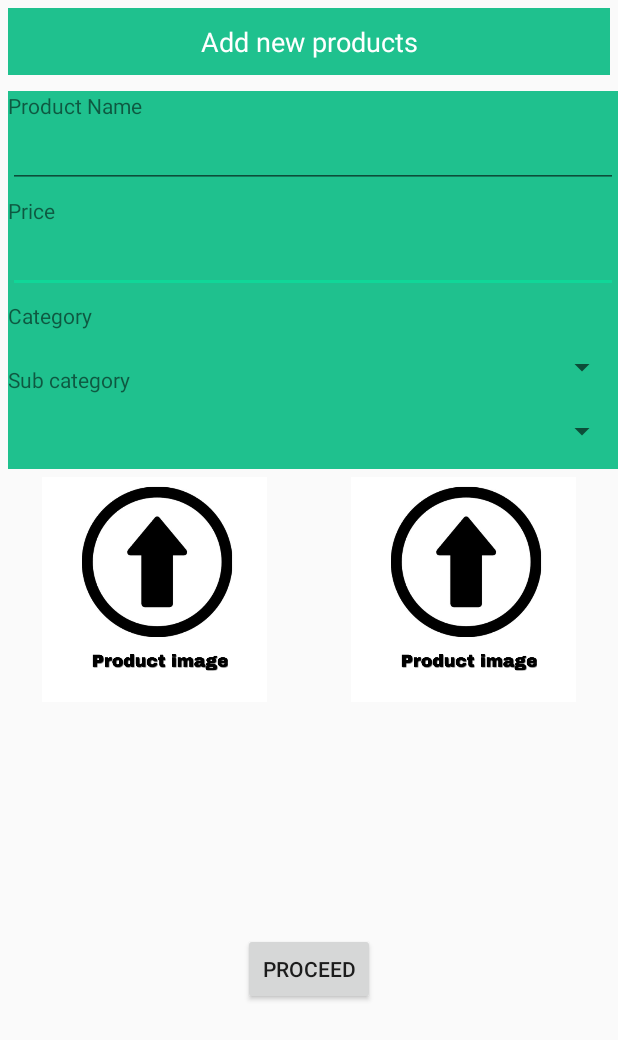
After one commit to mentordevteam/Mentor_Application, an Android app: the layout add_product.xml on its own in the app's theme, with its tools: preview values and no code run, on a phone screen of 412 x 824 dp. The commit adds this screen. Shown: the top 1040 px of the screen. Run offline under Robolectric (Android 15) with nearby library versions, the phone set to English and light mode, and no system bars; network calls fail.

Commit message:
11:11 PM 04/01;2017

```diff
--- a/app/src/main/AndroidManifest.xml
+++ b/app/src/main/AndroidManifest.xml
@@ -8,7 +8,7 @@
 
     <application
         android:allowBackup="true"
-        android:icon="@mipmap/logo_face"
+        android:icon="@mipmap/ic_launcher"
         android:label="@string/app_name"
         android:supportsRtl="true"
         android:theme="@style/AppTheme"
--- a/app/src/main/java/com/mentor/mentor/Fragment_seller_add_product.java
+++ b/app/src/main/java/com/mentor/mentor/Fragment_seller_add_product.java
@@ -23,7 +23,7 @@ public class Fragment_seller_add_product extends Fragment {
     public View onCreateView(LayoutInflater inflater, ViewGroup container,
                              Bundle savedInstanceState) {
         // Inflate the layout for this fragment
-        return inflater.inflate(R.layout.fragment_seller_add_product, container, false);
+        return inflater.inflate(R.layout.add_product, container, false);
     }
 
 }
--- /dev/null
+++ b/app/src/main/res/layout/add_product.xml
@@ -0,0 +1,193 @@
+<?xml version="1.0" encoding="utf-8"?>
+<RelativeLayout xmlns:android="http://schemas.android.com/apk/res/android"
+    xmlns:app="http://schemas.android.com/apk/res-auto"
+    xmlns:tools="http://schemas.android.com/tools"
+    android:orientation="vertical"
+    android:layout_width="match_parent"
+    android:layout_height="match_parent">
+
+    <TextView
+        android:text="@string/add_new_products"
+        android:layout_width="match_parent"
+        android:layout_height="wrap_content"
+        android:layout_alignParentTop="true"
+        android:layout_alignParentLeft="true"
+        android:layout_alignParentStart="true"
+        android:id="@+id/textView"
+        android:layout_alignParentRight="true"
+        android:layout_alignParentEnd="true"
+        android:textAppearance="@android:style/TextAppearance.Widget.TextView"
+        android:layout_margin="5sp"
+        android:padding="10sp"
+        android:background="@color/colorPrimary"
+        android:textSize="18sp"
+        android:textColor="@android:color/white"
+        android:textAlignment="center" />
+
+    <RelativeLayout
+        android:layout_width="match_parent"
+        android:layout_height="wrap_content"
+        android:layout_below="@+id/textView"
+        android:layout_alignLeft="@+id/textView"
+        android:layout_alignStart="@+id/textView"
+        android:id="@+id/layout_add_product_main"
+        android:layout_marginTop="5sp"
+        android:background="@color/colorPrimary">
+
+        <LinearLayout
+            android:orientation="vertical"
+            android:layout_width="match_parent"
+            android:layout_height="wrap_content"
+            android:layout_below="@+id/layout_add_product_name"
+            android:layout_alignParentLeft="true"
+            android:layout_alignParentStart="true"
+            android:id="@+id/layout_add_product_price">
+
+            <TextView
+                android:text="@string/price"
+                android:layout_width="match_parent"
+                android:layout_height="wrap_content"
+                android:id="@+id/textView6"
+                android:layout_marginTop="5sp" />
+
+            <EditText
+                android:layout_width="match_parent"
+                android:layout_height="wrap_content"
+                android:inputType="numberSigned"
+                android:ems="10"
+                android:id="@+id/editText3" />
+        </LinearLayout>
+
+        <LinearLayout
+            android:orientation="vertical"
+            android:layout_width="match_parent"
+            android:layout_height="wrap_content"
+            android:id="@+id/layout_add_product_name">
+
+            <TextView
+                android:text="@string/product_name"
+                android:layout_width="match_parent"
+                android:layout_height="wrap_content"
+                android:id="@+id/textView4"
+                android:layout_weight="1" />
+
+            <EditText
+                android:layout_width="match_parent"
+                android:layout_height="wrap_content"
+                android:inputType="textPersonName"
+                android:ems="10"
+                android:id="@+id/editText2"
+                android:layout_weight="2" />
+
+        </LinearLayout>
+
+        <LinearLayout
+            android:orientation="vertical"
+            android:layout_width="match_parent"
+            android:layout_height="wrap_content"
+            android:layout_below="@+id/layout_add_product_price"
+            android:layout_alignParentLeft="true"
+            android:layout_alignParentStart="true"
+            android:weightSum="1"
+            android:id="@+id/layout_add_product_category">
+
+            <TextView
+                android:text="@string/category"
+                android:layout_width="match_parent"
+                android:layout_height="wrap_content"
+                android:id="@+id/textView7"
+                android:layout_marginTop="5sp" />
+
+            <Spinner
+                android:layout_width="match_parent"
+                android:layout_height="50dp"
+                android:id="@+id/spinner" />
+        </LinearLayout>
+
+        <LinearLayout
+            android:orientation="vertical"
+            android:layout_width="match_parent"
+            android:layout_height="wrap_content"
+            android:layout_below="@+id/textView"
+            android:layout_marginTop="177dp"
+            android:layout_alignParentLeft="true"
+            android:layout_alignParentStart="true"
+            android:id="@+id/layour_add_product_sub_category">
+
+            <TextView
+                android:text="@string/sub_category"
+                android:layout_width="match_parent"
+                android:layout_height="wrap_content"
+                android:id="@+id/textView8"
+                android:layout_marginTop="5sp" />
+
+            <Spinner
+                android:layout_width="match_parent"
+                android:layout_height="50sp"
+                android:id="@+id/spinner2" />
+        </LinearLayout>
+
+    </RelativeLayout>
+
+    <LinearLayout
+        android:orientation="horizontal"
+        android:layout_width="match_parent"
+        android:layout_height="wrap_content"
+        android:layout_alignParentLeft="true"
+        android:layout_alignParentStart="true"
+        android:layout_below="@+id/layout_add_product_main"
+        android:id="@+id/layouy_add_product_image"
+        android:layout_marginTop="5sp">
+
+
+        <RelativeLayout
+            android:layout_width="match_parent"
+            android:layout_height="match_parent"
+            android:layout_weight="1">
+
+
+            <ImageButton
+                android:layout_width="150sp"
+                android:layout_height="150sp"
+                app:srcCompat="@drawable/upload_image"
+                android:layout_centerHorizontal="true"
+                android:layout_centerVertical="true"
+                android:id="@+id/imageButton4"
+                android:scaleType="fitXY"
+                android:background="@android:color/black"/>
+        </RelativeLayout>
+
+        <RelativeLayout
+            android:layout_width="match_parent"
+            android:layout_height="match_parent"
+            android:layout_weight="1">
+
+            <ImageButton
+                android:layout_width="150sp"
+                android:layout_height="150sp"
+                app:srcCompat="@drawable/upload_image"
+                android:layout_centerHorizontal="true"
+                android:layout_centerVertical="true"
+                android:id="@+id/imageButton3"
+                android:scaleType="fitXY"
+                android:background="@android:color/black"/>
+        </RelativeLayout>
+    </LinearLayout>
+
+    <RelativeLayout
+        android:layout_width="match_parent"
+        android:layout_height="match_parent"
+        android:layout_below="@+id/layouy_add_product_image"
+        android:layout_alignParentLeft="true"
+        android:layout_alignParentStart="true">
+
+        <Button
+            android:text="@string/proceed"
+            android:layout_width="wrap_content"
+            android:layout_height="wrap_content"
+            android:id="@+id/button2"
+            android:layout_centerVertical="true"
+            android:layout_centerHorizontal="true" />
+    </RelativeLayout>
+
+</RelativeLayout>
```
Also changed, not shown: app/src/main/res/layout/fragment_seller_add_product.xml (+129 -236 lines), app/src/main/res/layout/fragment_settings.xml (+4 -4 lines), app/src/main/ic_launcher-web.png (added), app/src/main/ic_upload_image-web.png (added), app/src/main/res/drawable/upload_image.jpg (added), app/src/main/res/mipmap-hdpi/ic_launcher.png, app/src/main/res/mipmap-hdpi/ic_upload_image.png (added), app/src/main/res/mipmap-mdpi/ic_launcher.png, app/src/main/res/mipmap-mdpi/ic_upload_image.png (added), app/src/main/res/mipmap-xhdpi/ic_launcher.png, app/src/main/res/mipmap-xhdpi/ic_upload_image.png (added), app/src/main/res/mipmap-xxhdpi/ic_launcher.png, app/src/main/res/mipmap-xxhdpi/ic_upload_image.png (added), app/src/main/res/mipmap-xxxhdpi/ic_launcher.png, 2 more files.
